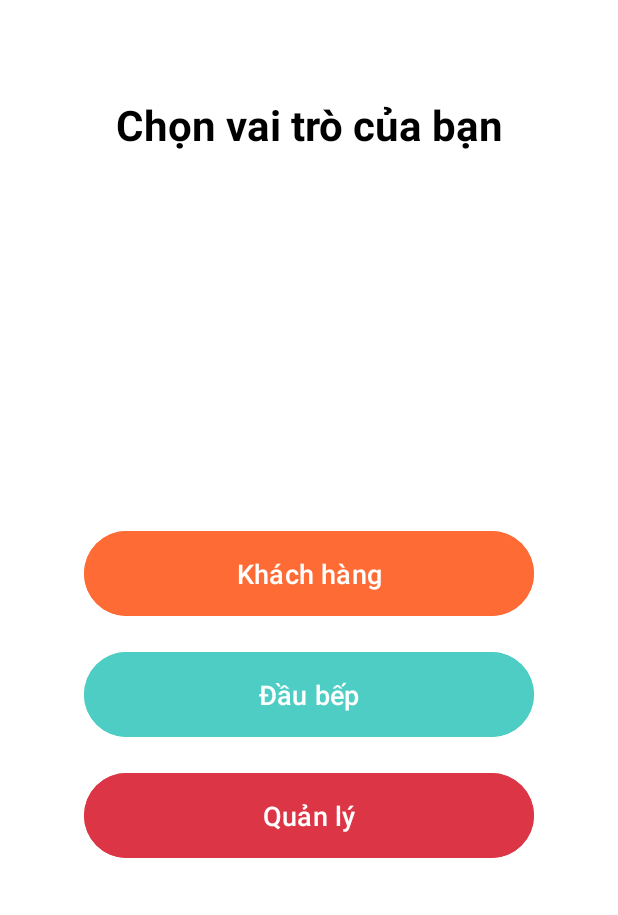
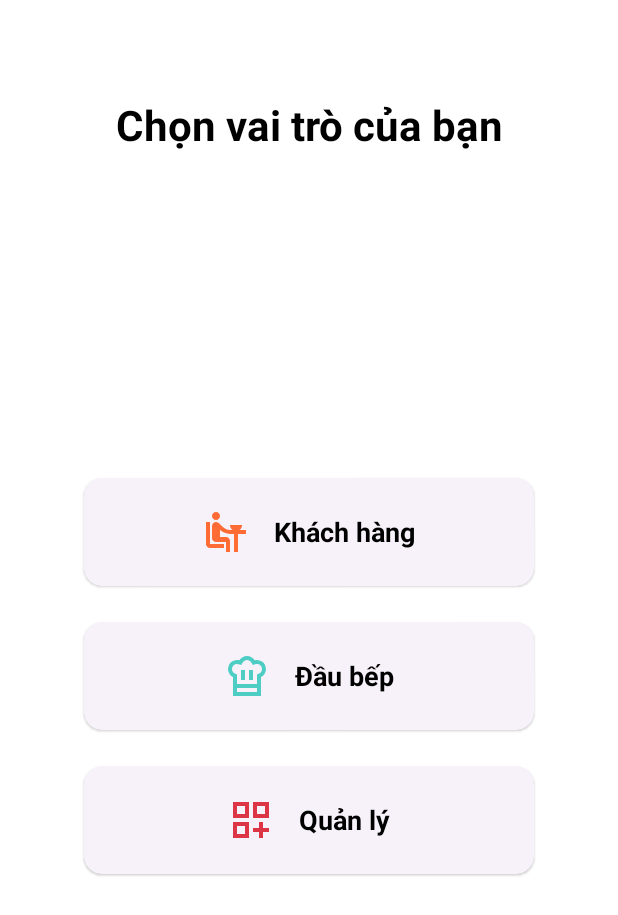
Before and after one commit to KamadoDev/dat_mon_mobile_app, an Android app: the screen it shows after launch (RoleSelectionActivity), on a phone screen of 412 x 824 dp. Shown: the top 915 px of the screen. Run offline under Robolectric (Android 15) with nearby library versions, the phone set to English and light mode, and no system bars; our stand-ins replace Firebase (no records; nobody signed in at launch, a user with empty details on screens opened directly); Roboto replaces fonts that are not available here.

Commit message:
Update UI select role

```diff
--- /dev/null
+++ b/app/src/main/res/drawable/chef_hat_24px.xml
@@ -0,0 +1,10 @@
+<vector xmlns:android="http://schemas.android.com/apk/res/android"
+    android:width="24dp"
+    android:height="24dp"
+    android:viewportWidth="960"
+    android:viewportHeight="960"
+    android:tint="?attr/colorControlNormal">
+  <path
+      android:fillColor="@android:color/white"
+      android:pathData="M360,560L440,560L440,360L360,360L360,560ZM200,500Q154,477 127,433.5Q100,390 100,339Q100,264 151.5,212Q203,160 278,160Q290,160 302.5,162Q315,164 327,167L327,167L327,167Q352,126 392,103Q432,80 480,80Q528,80 568,103Q608,126 633,167L633,167L633,167Q645,164 657,162Q669,160 682,160Q757,160 808.5,212Q860,264 860,339Q860,390 833,433.5Q806,477 760,500L760,720L200,720L200,500ZM520,560L600,560L600,360L520,360L520,560ZM280,640L680,640L680,451L724,429Q750,416 765,392.5Q780,369 780,340Q780,298 751.5,269Q723,240 682,240Q671,240 662,242Q653,244 643,247L596,260L565,208Q551,185 528.5,172.5Q506,160 480,160Q454,160 431.5,172.5Q409,185 395,208L364,260L316,247Q306,245 296.5,242.5Q287,240 277,240Q236,240 208,269Q180,298 180,340Q180,369 195,392.5Q210,416 236,429L280,451L280,640ZM200,720L280,720L280,800L680,800L680,720L760,720L760,880L200,880L200,720ZM480,640L480,640L480,640Q480,640 480,640Q480,640 480,640Q480,640 480,640Q480,640 480,640Q480,640 480,640Q480,640 480,640L480,640L480,640Q480,640 480,640Q480,640 480,640Q480,640 480,640Q480,640 480,640L480,640L480,640Q480,640 480,640Q480,640 480,640Q480,640 480,640Q480,640 480,640Q480,640 480,640Q480,640 480,640L480,640L480,640Z"/>
+</vector>
--- /dev/null
+++ b/app/src/main/res/drawable/dashboard_customize_24px.xml
@@ -0,0 +1,10 @@
+<vector xmlns:android="http://schemas.android.com/apk/res/android"
+    android:width="24dp"
+    android:height="24dp"
+    android:viewportWidth="960"
+    android:viewportHeight="960"
+    android:tint="?attr/colorControlNormal">
+  <path
+      android:fillColor="@android:color/white"
+      android:pathData="M120,120L440,120L440,440L120,440L120,120ZM200,200L200,200L200,360L200,360L200,200ZM520,120L840,120L840,440L520,440L520,120ZM600,200L600,200L600,360L600,360L600,200ZM120,520L440,520L440,840L120,840L120,520ZM200,600L200,600L200,760L200,760L200,600ZM640,520L720,520L720,640L840,640L840,720L720,720L720,840L640,840L640,720L520,720L520,640L640,640L640,520ZM600,200L600,360L760,360L760,200L600,200ZM200,200L200,360L360,360L360,200L200,200ZM200,600L200,760L360,760L360,600L200,600Z"/>
+</vector>
--- a/app/src/main/res/layout/activity_role_selection.xml
+++ b/app/src/main/res/layout/activity_role_selection.xml
@@ -21,48 +21,114 @@
         app:layout_constraintTop_toTopOf="parent" />
 
     <LinearLayout
-        android:layout_width="match_parent"
-        android:layout_height="wrap_content"
+        android:layout_width="0dp"
+        android:layout_height="0dp"
+        android:gravity="center"
         android:orientation="vertical"
-        android:gravity="center"
         android:padding="16dp"
         app:layout_constraintBottom_toBottomOf="parent"
         app:layout_constraintEnd_toEndOf="parent"
         app:layout_constraintStart_toStartOf="parent"
-        app:layout_constraintTop_toBottomOf="@id/tv_title">
+        app:layout_constraintTop_toBottomOf="@+id/tv_title">
 
-        <Button
+        <com.google.android.material.card.MaterialCardView
             android:id="@+id/btn_customer"
+            style="@style/Widget.Material3.CardView.Elevated"
             android:layout_width="300dp"
             android:layout_height="wrap_content"
-            android:text="Khách hàng"
-            android:padding="16dp"
-            android:layout_marginBottom="16dp"
-            android:backgroundTint="@color/primary"
-            android:textColor="@color/white"
-            android:textSize="18sp" />
+            android:layout_marginBottom="24dp"
+            android:clickable="true"
+            android:focusable="true">
 
-        <Button
+            <LinearLayout
+                android:layout_width="match_parent"
+                android:layout_height="match_parent"
+                android:gravity="center"
+                android:orientation="horizontal"
+                android:padding="20dp">
+
+                <ImageView
+                    android:layout_width="32dp"
+                    android:layout_height="32dp"
+                    android:layout_marginEnd="16dp"
+                    android:src="@drawable/dine_in_24px"
+                    app:tint="@color/primary" />
+
+                <TextView
+                    android:layout_width="wrap_content"
+                    android:layout_height="wrap_content"
+                    android:text="Khách hàng"
+                    android:textColor="@color/black"
+                    android:textSize="18sp"
+                    android:textStyle="bold" />
+            </LinearLayout>
+        </com.google.android.material.card.MaterialCardView>
+
+        <com.google.android.material.card.MaterialCardView
             android:id="@+id/btn_chef"
+            style="@style/Widget.Material3.CardView.Elevated"
             android:layout_width="300dp"
             android:layout_height="wrap_content"
-            android:text="Đầu bếp"
-            android:padding="16dp"
-            android:layout_marginBottom="16dp"
-            android:backgroundTint="@color/secondary"
-            android:textColor="@color/white"
-            android:textSize="18sp" />
+            android:layout_marginBottom="24dp"
+            android:clickable="true"
+            android:focusable="true">
 
-        <Button
+            <LinearLayout
+                android:layout_width="match_parent"
+                android:layout_height="match_parent"
+                android:gravity="center"
+                android:orientation="horizontal"
+                android:padding="20dp">
+
+                <ImageView
+                    android:layout_width="32dp"
+                    android:layout_height="32dp"
+                    android:layout_marginEnd="16dp"
+                    android:src="@drawable/chef_hat_24px"
+                    app:tint="@color/secondary" />
+
+                <TextView
+                    android:layout_width="wrap_content"
+                    android:layout_height="wrap_content"
+                    android:text="Đầu bếp"
+                    android:textColor="@color/black"
+                    android:textSize="18sp"
+                    android:textStyle="bold" />
+            </LinearLayout>
+        </com.google.android.material.card.MaterialCardView>
+
+        <com.google.android.material.card.MaterialCardView
             android:id="@+id/btn_manager"
+            style="@style/Widget.Material3.CardView.Elevated"
             android:layout_width="300dp"
             android:layout_height="wrap_content"
-            android:text="Quản lý"
-            android:padding="16dp"
-            android:backgroundTint="@color/tertiary"
-            android:textColor="@color/white"
-            android:textSize="18sp" />
+            android:layout_marginBottom="24dp"
+            android:clickable="true"
+            android:focusable="true">
 
+            <LinearLayout
+                android:layout_width="match_parent"
+                android:layout_height="match_parent"
+                android:gravity="center"
+                android:orientation="horizontal"
+                android:padding="20dp">
+
+                <ImageView
+                    android:layout_width="32dp"
+                    android:layout_height="32dp"
+                    android:layout_marginEnd="16dp"
+                    android:src="@drawable/dashboard_customize_24px"
+                    app:tint="@color/tertiary" />
+
+                <TextView
+                    android:layout_width="wrap_content"
+                    android:layout_height="wrap_content"
+                    android:text="Quản lý"
+                    android:textColor="@color/black"
+                    android:textSize="18sp"
+                    android:textStyle="bold" />
+            </LinearLayout>
+        </com.google.android.material.card.MaterialCardView>
     </LinearLayout>
 
 </androidx.constraintlayout.widget.ConstraintLayout>
```
